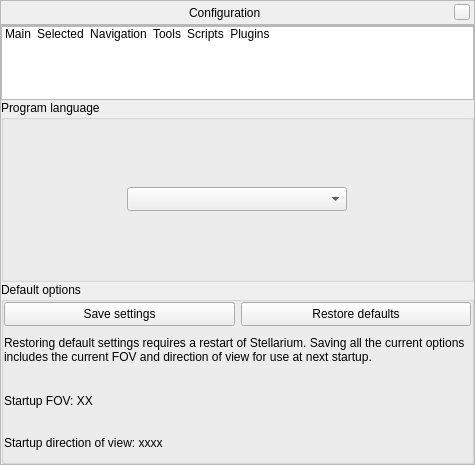
Above: src/gui/configurationDialog.ui from 519984307/stellarium_src before the change. Below: the same form after it.
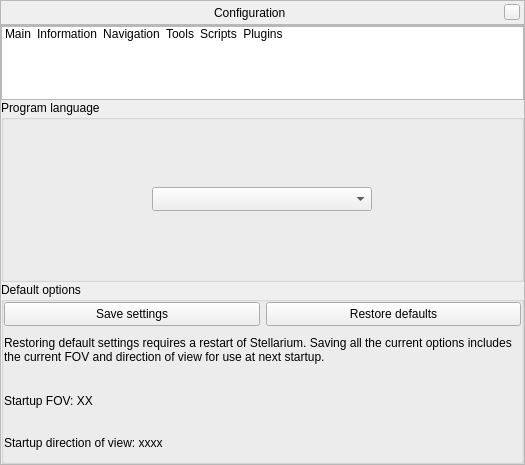
That is the form after the change. Icons and pictures are not drawn. Custom widgets are drawn as their Qt base class.

Commit message: better name for the "selected object info" tab

What changed in the file:
```diff
--- a/src/gui/configurationDialog.ui
+++ b/src/gui/configurationDialog.ui
@@ -6,7 +6,7 @@
    <rect>
     <x>0</x>
     <y>0</y>
-    <width>475</width>
+    <width>525</width>
     <height>465</height>
    </rect>
   </property>
@@ -1251,7 +1251,7 @@
         </item>
         <item>
          <property name="text">
-          <string>Selected</string>
+          <string>Information</string>
          </property>
          <property name="toolTip">
           <string>Selected object information</string>
```
